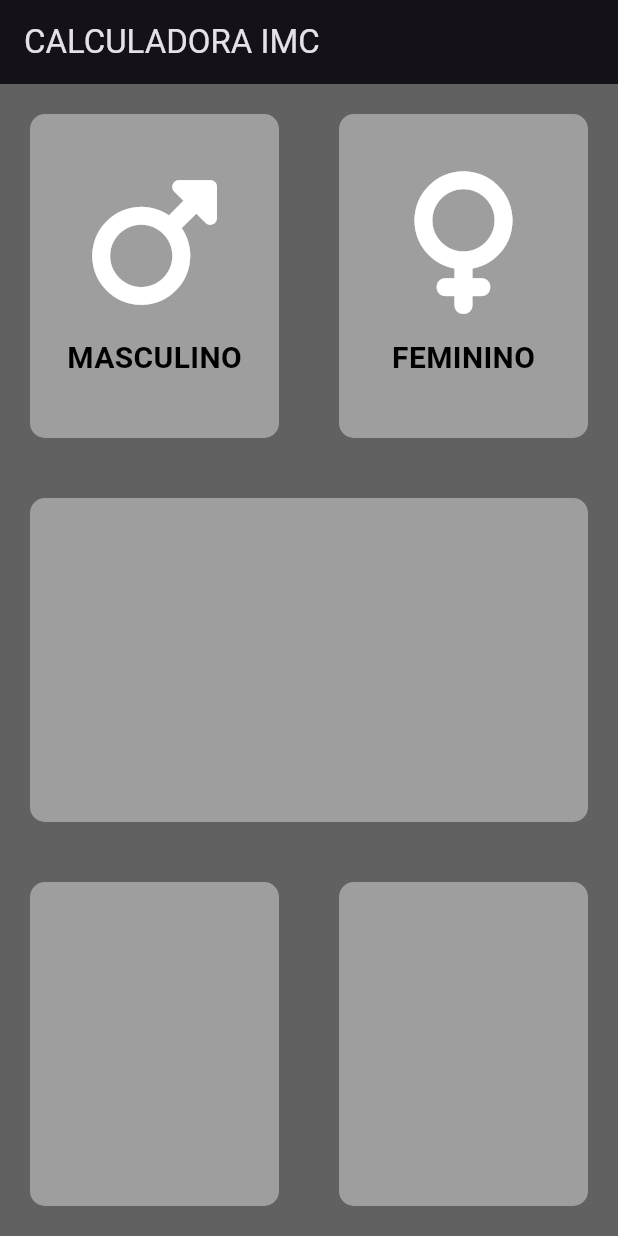
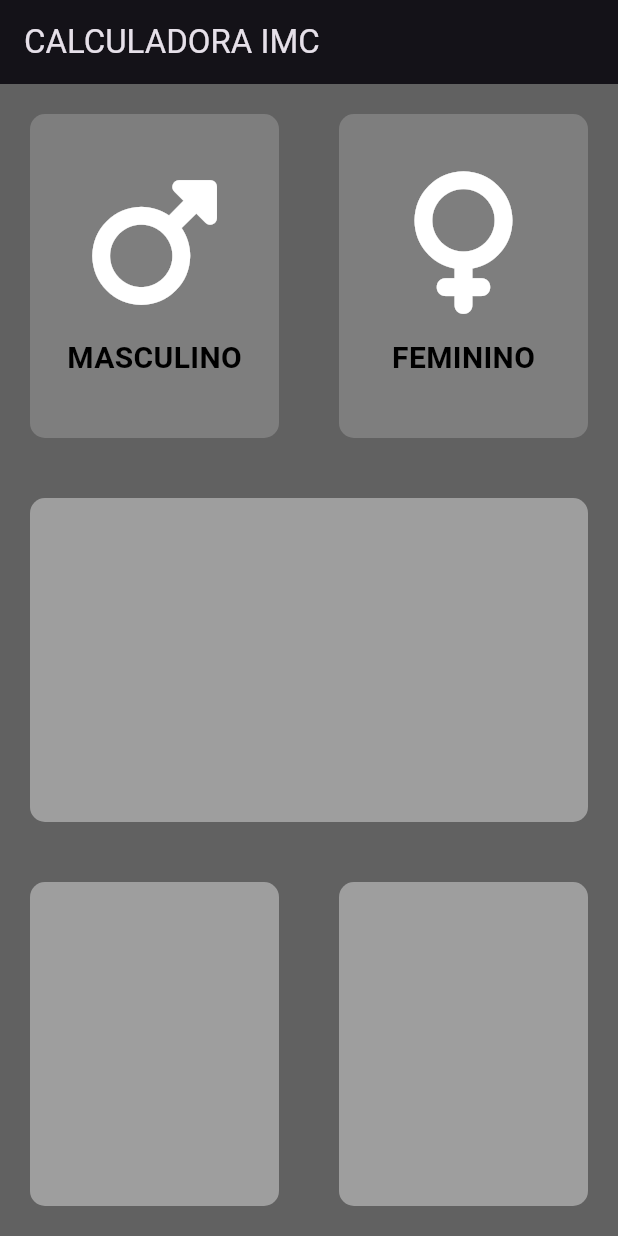
Before and after one commit to Pormiiles/IMC-App, a Flutter app: the screen it shows after launch, on a phone screen of 412 x 824 dp. Run offline on Flutter 3.47's test engine with Material 3 defaults, Android fonts, the phone set to English and light mode, and no system bars; our stand-ins replace font_awesome_flutter.

```diff
--- a/lib/tela_principal.dart
+++ b/lib/tela_principal.dart
@@ -2,6 +2,9 @@ import 'package:flutter/material.dart';
 import 'package:font_awesome_flutter/font_awesome_flutter.dart';
 import 'package:imccalc_flutter/cartao_padrao.dart';
 import 'package:imccalc_flutter/genero_card.dart';
+
+const corAtivaBotao = Color(0xFF9E9E9E);
+const corInativaBotao = Color(0xFF7E7E7E);
 
 class TelaPrincipal extends StatefulWidget {
   @override
@@ -9,6 +12,29 @@ class TelaPrincipal extends StatefulWidget {
 }
 
 class _TelaPrincipalState extends State<TelaPrincipal> {
+  Color corCartaoMasculino = corInativaBotao;
+  Color corCartaoFeminino = corInativaBotao;
+
+  void atualizarCor(int generoUser) {
+    if(generoUser == 1) {
+      if(corCartaoMasculino == corInativaBotao) {
+        corCartaoMasculino = corAtivaBotao;
+        corCartaoFeminino = corInativaBotao;
+      } else {
+        corCartaoMasculino = corInativaBotao;
+      }
+    }
+
+    if(generoUser == 2) {
+      if(corCartaoFeminino == corInativaBotao) {
+        corCartaoFeminino = corAtivaBotao;
+        corCartaoMasculino = corInativaBotao;
+      } else {
+        corCartaoFeminino = corInativaBotao;
+      }
+    }
+  }
+
   @override
   Widget build(BuildContext context) {
     return Scaffold(
@@ -21,15 +47,29 @@ class _TelaPrincipalState extends State<TelaPrincipal> {
             child: Row(
               children: [
                 Expanded(
-                  child: CartaoPadrao(
-                    Color(0xFF9E9E9E),
-                    filhoCartao: GeneroCard(FontAwesomeIcons.mars, 'MASCULINO'),
+                  child: GestureDetector(
+                    onTap: () {
+                      setState(() {
+                        atualizarCor(1);
+                      });
+                    },
+                    child: CartaoPadrao(
+                      corCartaoMasculino,
+                      filhoCartao: GeneroCard(FontAwesomeIcons.mars, 'MASCULINO'),
+                    ),
                   ),
                 ),
                 Expanded(
-                  child: CartaoPadrao(
-                    Color(0xFF9E9E9E),
-                    filhoCartao: GeneroCard(FontAwesomeIcons.venus, 'FEMININO'),
+                  child: GestureDetector(
+                    onTap: () {
+                      setState(() {
+                        atualizarCor(2);
+                      });
+                    },
+                    child: CartaoPadrao(
+                      corCartaoFeminino,
+                      filhoCartao: GeneroCard(FontAwesomeIcons.venus, 'FEMININO'),
+                    ),
                   ),
                 ),
               ],
@@ -40,7 +80,7 @@ class _TelaPrincipalState extends State<TelaPrincipal> {
               children: [
                 Expanded(
                   child: CartaoPadrao(
-                    Color(0xFF9E9E9E),
+                    corAtivaBotao,
                   ),
                 ),
               ],
@@ -51,12 +91,12 @@ class _TelaPrincipalState extends State<TelaPrincipal> {
               children: [
                 Expanded(
                   child: CartaoPadrao(
-                    Color(0xFF9E9E9E),
+                    corAtivaBotao,
                   ),
                 ),
                 Expanded(
                   child: CartaoPadrao(
-                    Color(0xFF9E9E9E),
+                    corAtivaBotao,
                   ),
                 ),
               ],
```
